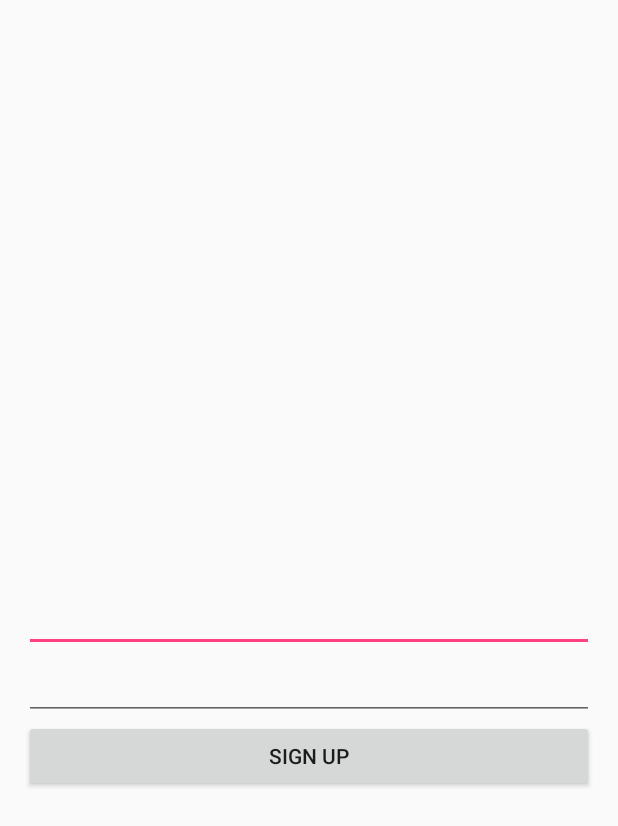
After one commit to PutraNasri/Test-fire, an Android app: the signup screen opened directly, with no data from a screen before it, on a phone screen of 412 x 824 dp. The commit adds this screen. Shown: the top 826 px of the screen. Run offline under Robolectric (Android 15) with nearby library versions, the phone set to English and light mode, and no system bars; libraries missing offline, so code that uses them is left out: com.firebase.client.

Commit message:
belum berhasil

```diff
--- a/app/build.gradle
+++ b/app/build.gradle
@@ -29,6 +29,9 @@ dependencies {
     compile fileTree(include: ['*.jar'], dir: 'libs')
     testCompile 'junit:junit:4.12'
     compile 'com.firebase:firebase-client-android:2.3.1'
+    compile 'com.google.android.gms:play-services-ads:9.0.2'
+    compile 'com.google.android.gms:play-services-auth:9.0.2'
+    compile 'com.google.android.gms:play-services-gcm:9.0.2'
+    compile 'com.android.support:appcompat-v7:23.3.0'
     compile 'com.android.support:support-v4:23.3.0'
-    compile 'com.android.support:appcompat-v7:23.3.0'
 }
--- a/app/src/main/AndroidManifest.xml
+++ b/app/src/main/AndroidManifest.xml
@@ -17,6 +17,8 @@
                 <category android:name="android.intent.category.LAUNCHER" />
             </intent-filter>
         </activity>
+        <activity android:name=".Login" />
+        <activity android:name=".signup" />
     </application>
 
 </manifest>
--- /dev/null
+++ b/app/src/main/java/es/esy/kinketkuena/test_fire/signup.java
@@ -0,0 +1,76 @@
+package es.esy.kinketkuena.test_fire;
+
+import android.app.Activity;
+import android.os.Bundle;
+import android.view.View;
+import android.widget.EditText;
+import android.widget.Toast;
+import com.firebase.client.Firebase;
+import com.firebase.client.FirebaseError;
+import com.firebase.client.AuthData;
+
+import java.util.Map;
+
+
+
+public class signup extends Activity implements View.OnClickListener {
+
+
+
+
+    private EditText mEmailField;
+    private EditText mPasswordField;
+
+
+
+    @Override
+    protected void onCreate(Bundle savedInstanceState) {
+        super.onCreate(savedInstanceState);
+        setContentView(R.layout.activity_signup);
+
+        mEmailField = (EditText) findViewById(R.id.field_email);
+        mPasswordField = (EditText) findViewById(R.id.field_password);
+
+        findViewById(R.id.email_create_account_button).setOnClickListener(this);
+
+
+    }
+
+
+
+
+
+    private void createAccount(String email, String password) {
+
+        Firebase ref = new Firebase("https://test-c5f96.firebaseio.com");
+
+        ref.createUser(email, password,new Firebase.ValueResultHandler<Map<String, Object>>() {
+
+            @Override
+            public void onSuccess(Map<String, Object> result) {
+                System.out.println("Successfully created user account with uid: " + result.get("uid"));
+            }
+
+            @Override
+            public void onError(FirebaseError firebaseError) {
+                // there was an error]
+                Toast.makeText(getApplicationContext(), "Fail",
+                        Toast.LENGTH_LONG).show();
+            }
+        });
+
+    }
+
+
+
+
+
+    @Override
+    public void onClick(View v) {
+        switch (v.getId()) {
+            case R.id.email_create_account_button:
+                createAccount(mEmailField.getText().toString(), mPasswordField.getText().toString());
+                break;
+        }
+    }
+}
--- /dev/null
+++ b/app/src/main/res/layout/activity_signup.xml
@@ -0,0 +1,46 @@
+<?xml version="1.0" encoding="utf-8"?>
+<RelativeLayout xmlns:android="http://schemas.android.com/apk/res/android"
+    xmlns:tools="http://schemas.android.com/tools"
+    android:layout_width="match_parent"
+    android:layout_height="match_parent"
+    android:paddingBottom="@dimen/activity_vertical_margin"
+    android:paddingLeft="@dimen/activity_horizontal_margin"
+    android:paddingRight="@dimen/activity_horizontal_margin"
+    android:paddingTop="@dimen/activity_vertical_margin"
+    tools:context="es.esy.kinketkuena.test_fire.signup">
+
+    <EditText
+        android:layout_width="wrap_content"
+        android:layout_height="wrap_content"
+        android:id="@+id/field_email"
+        android:layout_centerVertical="true"
+        android:layout_alignParentLeft="true"
+        android:layout_alignParentStart="true"
+        android:layout_alignParentRight="true"
+        android:layout_alignParentEnd="true" />
+
+    <EditText
+        android:layout_width="wrap_content"
+        android:layout_height="wrap_content"
+        android:id="@+id/field_password"
+
+        android:layout_below="@+id/field_email"
+        android:layout_alignRight="@+id/field_email"
+        android:layout_alignEnd="@+id/field_email"
+        android:layout_alignParentLeft="true"
+        android:layout_alignParentStart="true" />
+
+    <Button
+        style="?android:attr/buttonStyleSmall"
+        android:layout_width="wrap_content"
+        android:layout_height="wrap_content"
+        android:text="sign UP"
+        android:id="@+id/email_create_account_button"
+
+        android:layout_below="@+id/field_password"
+        android:layout_alignRight="@+id/field_password"
+        android:layout_alignEnd="@+id/field_password"
+        android:layout_alignParentLeft="true"
+        android:layout_alignParentStart="true"
+        android:onClick="signup" />
+</RelativeLayout>
--- a/build.gradle
+++ b/build.gradle
@@ -6,7 +6,7 @@ buildscript {
     }
     dependencies {
         classpath 'com.android.tools.build:gradle:2.1.2'
-
+        classpath 'com.google.gms:google-services:3.0.0'
         // NOTE: Do not place your application dependencies here; they belong
         // in the individual module build.gradle files
     }
```
Also changed, not shown: app/src/main/java/es/esy/kinketkuena/test_fire/Base.java (added, +7 -0 lines), app/src/main/java/es/esy/kinketkuena/test_fire/Login.java (added, +19 -0 lines), app/src/main/java/es/esy/kinketkuena/test_fire/MainActivity.java (+7 -5 lines), app/src/main/res/layout/activity_login.xml (added, +57 -0 lines), app/src/main/res/layout/activity_main.xml (+10 -0 lines), app/src/main/res/values/strings.xml (+51 -0 lines), 1 other file.
